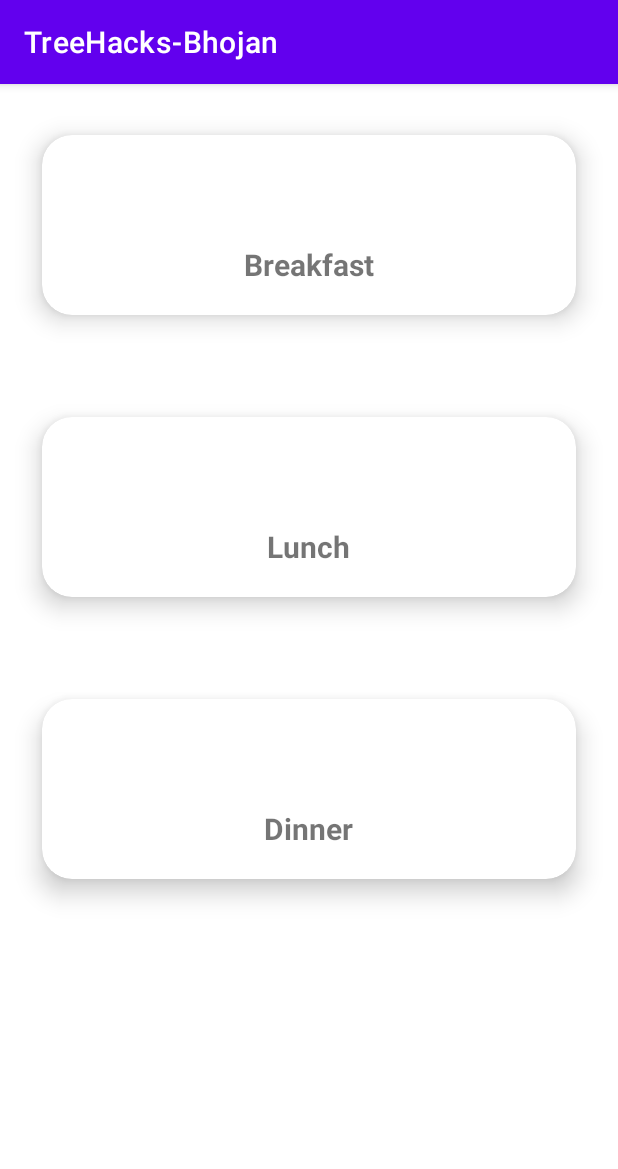
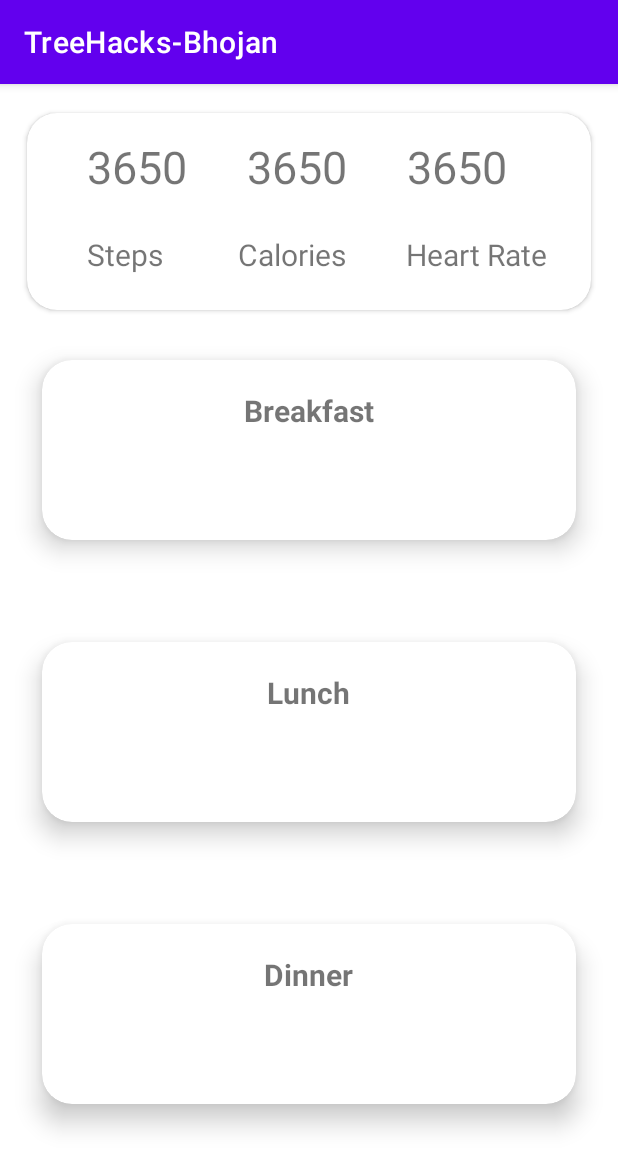
Before and after one commit to VatsalBhanderi/Bhojan-Treehacks, an Android app: the screen it shows after launch (MainActivity), on a phone screen of 412 x 824 dp. Shown: the top 1169 px of the screen. Run offline under Robolectric (Android 15) with nearby library versions, the phone set to English and light mode, and no system bars.

Commit message:
Adding stats display at the top

```diff
--- a/TreeHacksBhojanAndroid/app/src/main/java/com/example/treehacks_bhojan/MainActivity.java
+++ b/TreeHacksBhojanAndroid/app/src/main/java/com/example/treehacks_bhojan/MainActivity.java
@@ -1,9 +1,14 @@
 package com.example.treehacks_bhojan;
+
+import static androidx.core.app.ActivityCompat.startActivityForResult;
 
 import androidx.appcompat.app.AppCompatActivity;
 import androidx.cardview.widget.CardView;
 
+import android.content.Intent;
+import android.graphics.Bitmap;
 import android.os.Bundle;
+import android.provider.MediaStore;
 import android.view.View;
 import android.widget.Toast;
 
@@ -31,7 +36,6 @@ public class MainActivity extends AppCompatActivity {
     }
 
     private void setCardClickListeners(){
-
         breakfastCard.setOnClickListener(new View.OnClickListener() {
             @Override
             public void onClick(View v) {
@@ -49,7 +53,21 @@ public class MainActivity extends AppCompatActivity {
             PopUpClass popUpClass = new PopUpClass();
             popUpClass.showPopupWindow(v);
         });
+    }
 
+    protected void onActivityResult(int requestCode, int resultCode, Intent data) {
+        super.onActivityResult(requestCode, resultCode, data);
+        // Match the request 'pic id with requestCode
+        if (requestCode == 1) {
+            // BitMap is data structure of image file which store the image in memory
+            Bitmap photo = (Bitmap) data.getExtras().get("data");
+//            click_image_id.setImageBitmap(photo);
+        }
+    }
 
+    public void openCamera(){
+        Intent camera_intent = new Intent(MediaStore.ACTION_IMAGE_CAPTURE);
+        // Start the activity with camera_intent, and request pic id
+        startActivityForResult(camera_intent, 1);
     }
 }
--- a/TreeHacksBhojanAndroid/app/src/main/java/com/example/treehacks_bhojan/PopUpClass.java
+++ b/TreeHacksBhojanAndroid/app/src/main/java/com/example/treehacks_bhojan/PopUpClass.java
@@ -1,5 +1,11 @@
 package com.example.treehacks_bhojan;
 
+import static androidx.core.app.ActivityCompat.startActivityForResult;
+import static androidx.core.content.ContextCompat.startActivity;
+
+import android.app.Activity;
+import android.content.Intent;
+import android.provider.MediaStore;
 import android.view.Gravity;
 import android.view.LayoutInflater;
 import android.view.MotionEvent;
@@ -43,9 +49,9 @@ public class PopUpClass {
         buttonEdit.setOnClickListener(new View.OnClickListener() {
             @Override
             public void onClick(View v) {
-
-                //As an example, display the message
-                Toast.makeText(view.getContext(), "Wow, popup action button", Toast.LENGTH_SHORT).show();
+                Intent camera_intent = new Intent(MediaStore.ACTION_IMAGE_CAPTURE);
+                // Start the activity with camera_intent, and request pic id
+                startActivity(v.getContext(), camera_intent, null );
 
             }
         });
--- a/TreeHacksBhojanAndroid/app/src/main/res/layout/activity_main.xml
+++ b/TreeHacksBhojanAndroid/app/src/main/res/layout/activity_main.xml
@@ -5,10 +5,89 @@
     android:layout_height="match_parent"
     xmlns:app="http://schemas.android.com/apk/res-auto"
     tools:context=".MainActivity">
-<LinearLayout
+
+    <androidx.cardview.widget.CardView
+        android:layout_width="match_parent"
+        android:layout_height="150dp"
+        android:layout_marginStart="10dp"
+        android:layout_marginTop="10dp"
+        android:layout_marginEnd="10dp"
+        android:layout_marginBottom="10dp"
+        app:cardBackgroundColor="@color/white"
+        app:cardCornerRadius="20dp"
+        app:cardPreventCornerOverlap="true"
+        app:cardUseCompatPadding="true">
+        <LinearLayout
+            android:layout_width="wrap_content"
+            android:layout_height="wrap_content"
+            android:orientation="vertical">
+        <LinearLayout
+            android:layout_width="match_parent"
+            android:layout_marginTop="15dp"
+            android:layout_height="50dp"
+            android:orientation="horizontal">
+            <TextView
+                android:layout_width="wrap_content"
+                android:layout_marginLeft="40dp"
+                android:layout_height="wrap_content"
+                android:textSize="30sp"
+                android:text="3650"
+                android:layout_gravity="center_horizontal"/>
+            <TextView
+                android:layout_width="wrap_content"
+                android:layout_marginLeft="40dp"
+                android:layout_height="wrap_content"
+                android:textSize="30sp"
+                android:text="3650"
+                android:layout_gravity="center_horizontal"/>
+            <TextView
+                android:layout_width="wrap_content"
+                android:layout_marginLeft="40dp"
+                android:layout_height="wrap_content"
+                android:textSize="30sp"
+                android:text="3650"
+                android:layout_gravity="center_horizontal"/>
+
+        </LinearLayout>
+        <LinearLayout
+            android:layout_width="match_parent"
+            android:layout_marginTop="15dp"
+            android:layout_height="50dp"
+            android:orientation="horizontal">
+            <TextView
+                android:layout_width="wrap_content"
+                android:layout_marginLeft="40dp"
+                android:layout_height="wrap_content"
+                android:textSize="20sp"
+                android:text="Steps"
+                android:layout_gravity="center_horizontal"/>
+            <TextView
+                android:layout_width="wrap_content"
+                android:layout_marginLeft="50dp"
+                android:layout_height="wrap_content"
+                android:textSize="20sp"
+                android:text="Calories"
+                android:layout_gravity="center_horizontal"/>
+            <TextView
+                android:layout_width="wrap_content"
+                android:layout_marginLeft="40dp"
+                android:layout_height="wrap_content"
+                android:textSize="20sp"
+                android:text="Heart Rate"
+                android:layout_gravity="center_horizontal"/>
+
+        </LinearLayout>
+        </LinearLayout>
+
+
+    </androidx.cardview.widget.CardView>
+
+    <LinearLayout
     android:layout_width="match_parent"
+    android:layout_marginTop="150dp"
     android:layout_height="match_parent"
     android:orientation="vertical">
+
 <androidx.cardview.widget.CardView
         android:layout_width="match_parent"
         android:id="@+id/breakfastCard"
@@ -34,7 +113,7 @@
             android:layout_width="wrap_content"
             android:layout_height="wrap_content"
             android:text="Breakfast"
-            android:layout_gravity="bottom|center_horizontal"
+            android:layout_gravity="center_horizontal"
             android:layout_marginTop="20dp"
             android:layout_marginBottom="20dp"
             android:textSize="20sp"
@@ -67,7 +146,7 @@
             android:layout_width="wrap_content"
             android:layout_height="wrap_content"
             android:text="Lunch"
-            android:layout_gravity="bottom|center_horizontal"
+            android:layout_gravity="center_horizontal"
             android:layout_marginTop="20dp"
             android:layout_marginBottom="20dp"
             android:textSize="20sp"
@@ -100,13 +179,14 @@
             android:layout_width="wrap_content"
             android:layout_height="wrap_content"
             android:text="Dinner"
-            android:layout_gravity="bottom|center_horizontal"
+            android:layout_gravity="center_horizontal"
             android:layout_marginTop="20dp"
             android:layout_marginBottom="20dp"
             android:textSize="20sp"
             android:textStyle="bold"
             />
 
+
     </androidx.cardview.widget.CardView>
 
 </LinearLayout>
```
